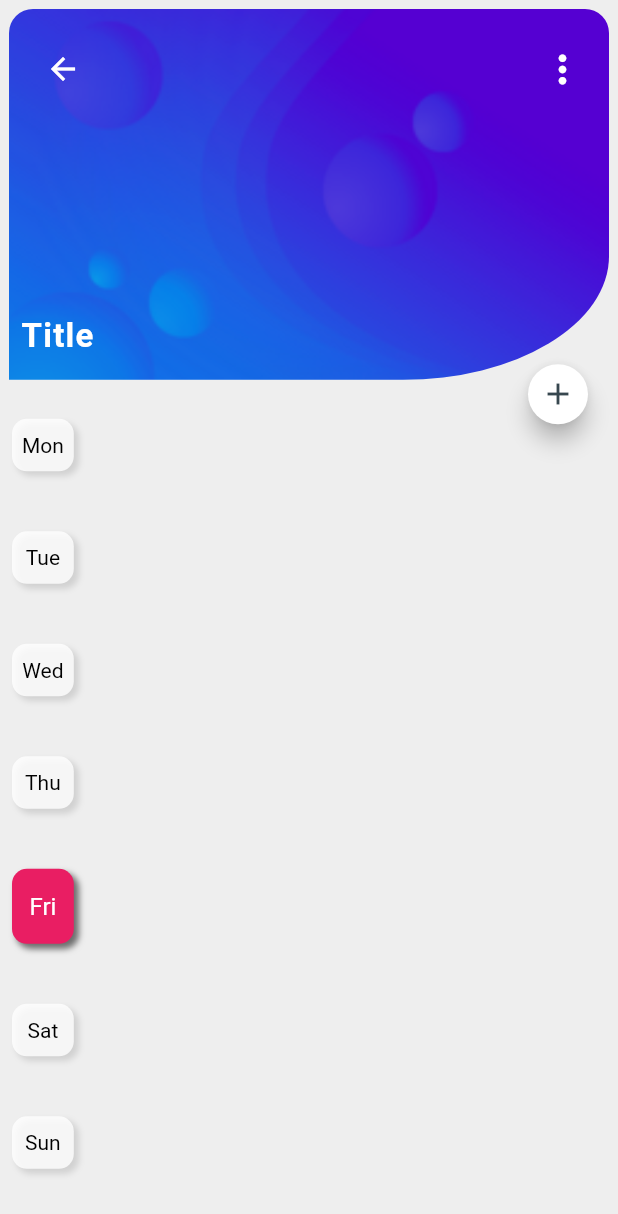
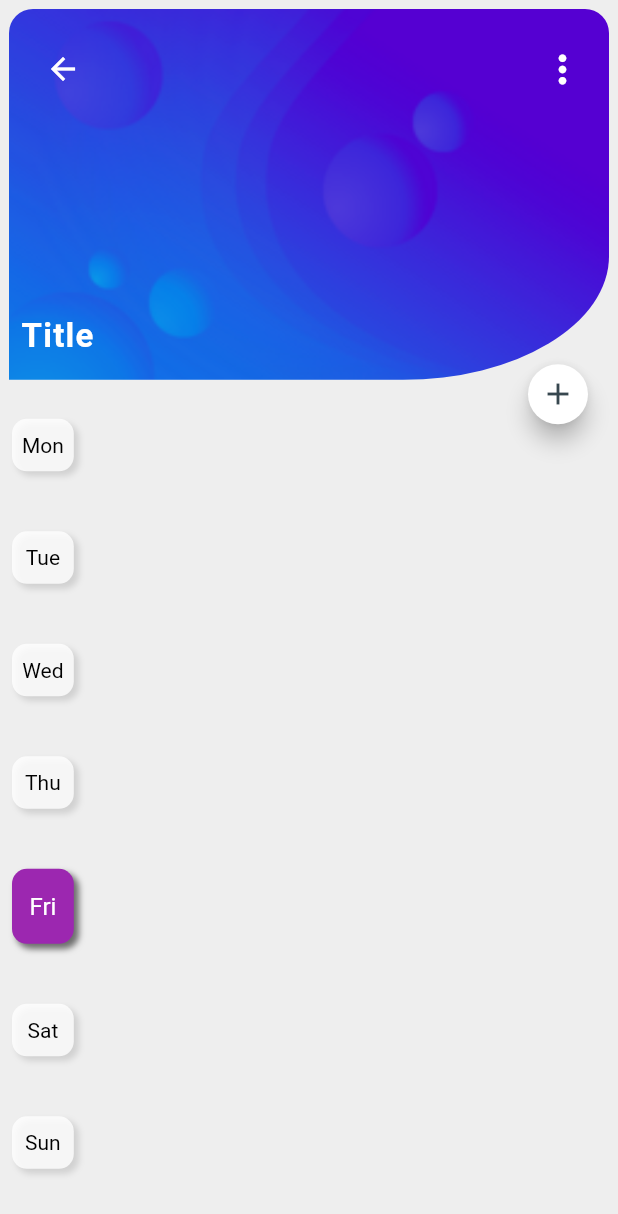
Before and after one commit to Ehab-24/timetable-app-Uncomplete-, a Flutter app: the TablesScreen screen opened directly, after a tap on "Title", on a phone screen of 412 x 824 dp. Shown: the top 1214 px of the screen. Run offline on Flutter 3.47's test engine with Material 2 defaults, Android fonts, the phone set to English and light mode, and no system bars; drawn by our look-alikes of focused_menu; our stand-ins replace sqflite; missing offline and left inert: day_night_time_picker, shared_preferences_web; accounts and stored records are empty.

Commit message:
Clean code

```diff
--- a/lib/Globals/ColorsAndGradients.dart
+++ b/lib/Globals/ColorsAndGradients.dart
@@ -5,7 +5,7 @@
 
   static const RadialGradient primary = RadialGradient(
     // colors: [Color.fromARGB(255, 228, 16, 87), Color.fromARGB(255, 255, 67, 67)],
-    colors: [Color.fromRGBO(20, 0, 255, 1), Color.fromRGBO(100,0,255, 1),],
+    colors: [Colors_.primaryBlue, Colors_.primaryPurple,],
     center: Alignment(1,-1),
     radius: 1.5,
   );
@@ -15,3 +15,9 @@
     radius: 1.5
   );
 }
+
+class Colors_{
+
+  static const primaryBlue = Color.fromRGBO(20, 0, 255, 1);
+  static const primaryPurple = Color.fromRGBO(100,0,255, 1);
+}
--- a/lib/Globals/Decorations.dart
+++ b/lib/Globals/Decorations.dart
@@ -79,4 +79,11 @@
       fit: BoxFit.cover
     ),
   );
+  static BoxDecoration timeSlotTileFooter(Color color) => BoxDecoration(
+    color: color,
+    borderRadius: const BorderRadius.only(
+      bottomLeft: Radius.elliptical(10, 10),
+      bottomRight: Radius.elliptical(10, 10),
+    )
+  );
 }
--- a/lib/Globals/Styles.dart
+++ b/lib/Globals/Styles.dart
@@ -3,6 +3,12 @@
 
 class TextStyles{
 
+  static const TextStyle b6 = TextStyle(
+      color: Color.fromRGBO(69, 90, 100, 1),
+      fontSize: 12,
+      letterSpacing: 0.8,
+      fontWeight: FontWeight.w600
+    );
   static TextStyle b4({Color color = const Color.fromRGBO(55, 71, 79, 1)}) => TextStyle(
       color: color,
       fontSize: 14,
@@ -20,6 +26,18 @@
       fontWeight: FontWeight.w600,
       fontSize: 20,
     );
+
+  static TextStyle h6(Color color) => TextStyle(
+      color: color,
+      fontSize: 16,
+      fontWeight: FontWeight.w400,
+    );
+  static const TextStyle h4 = TextStyle(
+      color: Color.fromRGBO(55, 71, 79, 1),
+      fontSize: 16,
+      letterSpacing: 0.8,
+      fontWeight: FontWeight.bold
+    );
   static const TextStyle h2 = TextStyle(
       color: Colors.white,
       fontSize: 22,
@@ -27,7 +45,7 @@
       letterSpacing: 0.8
     );
   static const TextStyle h1 = TextStyle(
-      color: Color.fromRGBO(84, 110, 122, 1),
+      color: Color.fromRGBO(55, 71, 79, 1),
       fontSize: 28,
       fontWeight: FontWeight.w700
     );
@@ -35,9 +53,7 @@
 
 class ButtonStyles{
 
-    static ButtonStyle closeButton = OutlinedButton.styleFrom(
-      shape: RoundedRectangleBorder(
-        borderRadius: BorderRadius.circular(6)
-      ),
+    static ButtonStyle closeButton(Color color) => OutlinedButton.styleFrom(
+      side: BorderSide(color: color, width: 2)
     );
 }
--- a/lib/Screens/Schedule/ScheduleScreen.dart
+++ b/lib/Screens/Schedule/ScheduleScreen.dart
@@ -106,6 +106,7 @@
                   Padding(
                     padding: const EdgeInsets.fromLTRB(8, 20, 6, 20),
                     child: DayTile(
+                      color: Colors.cyan,
                       day: day, width: w * 0.1,
                       onDayChange: (){
                         dayReader.setDay(days.indexOf(day));
--- a/lib/Screens/Tables/TablesScreen.dart
+++ b/lib/Screens/Tables/TablesScreen.dart
@@ -2,7 +2,6 @@
 import 'package:flutter/material.dart';
 import 'package:provider/provider.dart';
 import 'package:timetable_app/Globals/ColorsAndGradients.dart';
-import 'package:timetable_app/Globals/Reals.dart';
 import 'package:timetable_app/Globals/Utils.dart';
 import 'package:timetable_app/Globals/enums.dart';
 
@@ -129,6 +128,18 @@
         children: [
 
           Positioned(
+            top: h * 0.12,
+            left: w * 0.4,
+            child: Transform.rotate(
+              angle: 29,
+              child: Icon(
+                Icons.pages_rounded,
+                size: w * 0.15,
+                color: const Color.fromRGBO(214, 214, 214, 0.4),
+              ),
+            ),
+          ),
+          Positioned(
             top: h * 0.22,
             left: w * 0.05,
             child: Transform.rotate(
--- a/lib/Widgets/DayTile.dart
+++ b/lib/Widgets/DayTile.dart
@@ -11,11 +11,13 @@
     Key? key,
     required this.day,
     required this.width,
+    required this.color,
     required this.onDayChange,
   }) : super(key: key);
 
   final String day;
   final double width;
+  final Color color;
   final Function() onDayChange;
 
   @override
@@ -58,7 +60,7 @@
         decoration: BoxDecoration(
 
           color: isSelected
-          ? Colors.pink  //TODO: Parent table should provide this color
+          ? widget.color  //TODO: Parent table should provide this color
           : Colors.white.withOpacity(0.8),
 
           borderRadius: BorderRadius.circular(10),
--- a/lib/Widgets/DeleteTableCard.dart
+++ b/lib/Widgets/DeleteTableCard.dart
@@ -133,7 +133,7 @@
           onPressed: () {
             Navigator.of(context).pop();
           },
-          style: ButtonStyles.closeButton,
+          style: ButtonStyles.closeButton(Colors.blueGrey.shade800),
           child: const Text(
             'No',
           ),
--- a/lib/Widgets/ErrorCard.dart
+++ b/lib/Widgets/ErrorCard.dart
@@ -66,9 +66,11 @@
                   onPressed: () {
                     Navigator.of(context).pop();
                   },
-                  style: ButtonStyles.closeButton,
+                  style: ButtonStyles.closeButton(Colors.blueGrey.shade800),
+                  // style: ButtonStyles.closeButton,
                   child: const Text(
                     'Close',
+                    style: TextStyle(color: Color.fromRGBO(55, 71, 79, 1)),
                   ),
                 )
               ],
--- a/lib/Widgets/TimeTableTile.dart
+++ b/lib/Widgets/TimeTableTile.dart
@@ -15,6 +15,7 @@
   }) : super(key: key);
 
   final TimeTable table;
+  final AssetImage tablePageHeaderImage = const AssetImage('assets/images/blobs_bk2.png');
 
   @override
   Widget build(BuildContext context) {
@@ -42,7 +43,7 @@
               context,
               MaterialPageRoute(
                 builder: (context) =>
-                  TimeTableWidget(timeTable: table),
+                  TimeTableWidget(timeTable: table, headerImage: tablePageHeaderImage,),
               )
             );
           },
--- a/lib/Widgets/TimeTableWidget.dart
+++ b/lib/Widgets/TimeTableWidget.dart
@@ -19,13 +19,18 @@
 import 'TimeSlotTile.dart';
 
 
+const int initialDelay = 3;
+const Color color = Colors.purple;
+
 class TimeTableWidget extends StatelessWidget {
   const TimeTableWidget({
     Key? key,
     required this.timeTable,
+    required this.headerImage,
   }) : super(key: key);
 
   final TimeTable timeTable;
+  final AssetImage headerImage;
 
   @override
   Widget build(BuildContext context) {
@@ -35,7 +40,7 @@
 
         backgroundColor: Colors.grey.shade200,
 
-        body: TimeTablePageBody(timeTable: timeTable),
+        body: TimeTablePageBody(timeTable: timeTable, headerImage: headerImage,),
 
         floatingActionButton: _FAB(timeTable: timeTable),
       ),
@@ -64,7 +69,7 @@
       child: FloatingActionButton(
         mini: true,
         onPressed: (){
-          Utils.showEditDialog(context, TimeSlot.zero(timeTable.id!, dayWatch.selectedDay), color: Colors.pink, isfirst: true);
+          Utils.showEditDialog(context, TimeSlot.zero(timeTable.id!, dayWatch.selectedDay), color: color, isfirst: true);
         },
         child: Icon(Icons.add, color: Colors.blueGrey.shade800,),
       ),
@@ -78,9 +83,11 @@
   const TimeTablePageBody({
     Key? key,
     required this.timeTable,
+    required this.headerImage
   }) : super(key: key);
 
   final TimeTable timeTable;
+  final AssetImage headerImage;
 
   @override
   State<TimeTablePageBody> createState() => _TimeTablePageBodyState();
@@ -89,7 +96,6 @@
 class _TimeTablePageBodyState extends State<TimeTablePageBody> {
 
   late Day_pr dayReader;
-  late final AssetImage headerImage;
   late final Timer timer;
 
   //A 100ms ticker to manage animations.
@@ -97,11 +103,12 @@
 
   @override
   void initState() {
-    timer = Timer.periodic(Durations.d100, (timer) {setState((){ticker++;});});
+    timer = Timer.periodic(Durations.d100, (timer) =>
+      setState(() =>
+        ticker++
+      )
+    );
     dayReader = context.read<Day_pr>();
-
-    //TODO: make it pop up w/ opacity
-    headerImage = const AssetImage('assets/images/blobs_bk2.png');
     super.initState();
   }
 
@@ -121,6 +128,8 @@
     final double h = Utils.screenHeightPercentage(context, 1);
     final double w = Utils.screenWidthPercentage(context, 1);
 
+    print(w);
+
     return Column(
 
       crossAxisAlignment: CrossAxisAlignment.end,
@@ -129,20 +138,21 @@
 
         Container(
 
-          width: double.infinity,
           height: h * 0.3,
           margin: const EdgeInsets.all(6),
-          padding: const EdgeInsets.only(left: 8, right: 8, top: 16, bottom: 16),
+          padding: const EdgeInsets.fromLTRB(8, 16, 8, 16),
+          decoration: Decorations.timeTableWidgetHeader(widget.headerImage, h, w),
 
-          decoration: Decorations.timeTableWidgetHeader(headerImage, h, w),
-
+          //Header Image
           child: Column(
             crossAxisAlignment: CrossAxisAlignment.start,
             mainAxisAlignment: MainAxisAlignment.spaceBetween,
             children: [
 
+              //Action Buttons
               _Actions(timeTable: widget.timeTable),
 
+              //Title
               Text(
                 widget.timeTable.title,
                 style: TextStyles.h2,
@@ -169,9 +179,10 @@
                       padding: const EdgeInsets.fromLTRB(8, 20, 6, 20),
                       child: DayTile(
                         day: day, width: w * 0.1,
+                        color: color,
                         onDayChange: (){
                           dayReader.setDay(days.indexOf(day));
-                          ticker = 0;
+                          ticker = initialDelay;
                         }))
                   ).toList()
                 ),
@@ -185,12 +196,13 @@
                   itemCount: noOfDays + 1,
                   itemBuilder: ((context, index) {
 
-                    bool beginAnimation = ticker > index + 2;
+                    bool beginAnimation = ticker > index + initialDelay;
 
                     return index == noOfDays  //The last index.
                     ? Spaces.vertical60
                     : AnimatedTimeSlotTile(
                       beginAnimation: beginAnimation,
+                      color: color,
                       timeSlot: widget.timeTable.timeSlots[dayWatch.selectedDay][index],
                     );}
                   )
@@ -237,7 +249,6 @@
         child: Row(
 
           mainAxisAlignment: MainAxisAlignment.spaceBetween,
-
           children: [
 
             IconButton(
@@ -316,10 +327,7 @@
         ),
       ],
 
-      child: const Icon(
-        Icons.more_vert,
-        color: Colors.white, size: 30,
-      )
+      child: const Icon(Icons.more_vert,color: Colors.white, size: 30,),
     );
   }
 
```
Also changed, not shown: lib/Widgets/CreateTablePopUpCard.dart (+5 -2 lines), lib/Widgets/TimeSlotPopUpCard.dart (+43 -43 lines), lib/Widgets/TimeSlotTile.dart (+10 -28 lines). Lines whose indentation alone changed are shown as unchanged.
